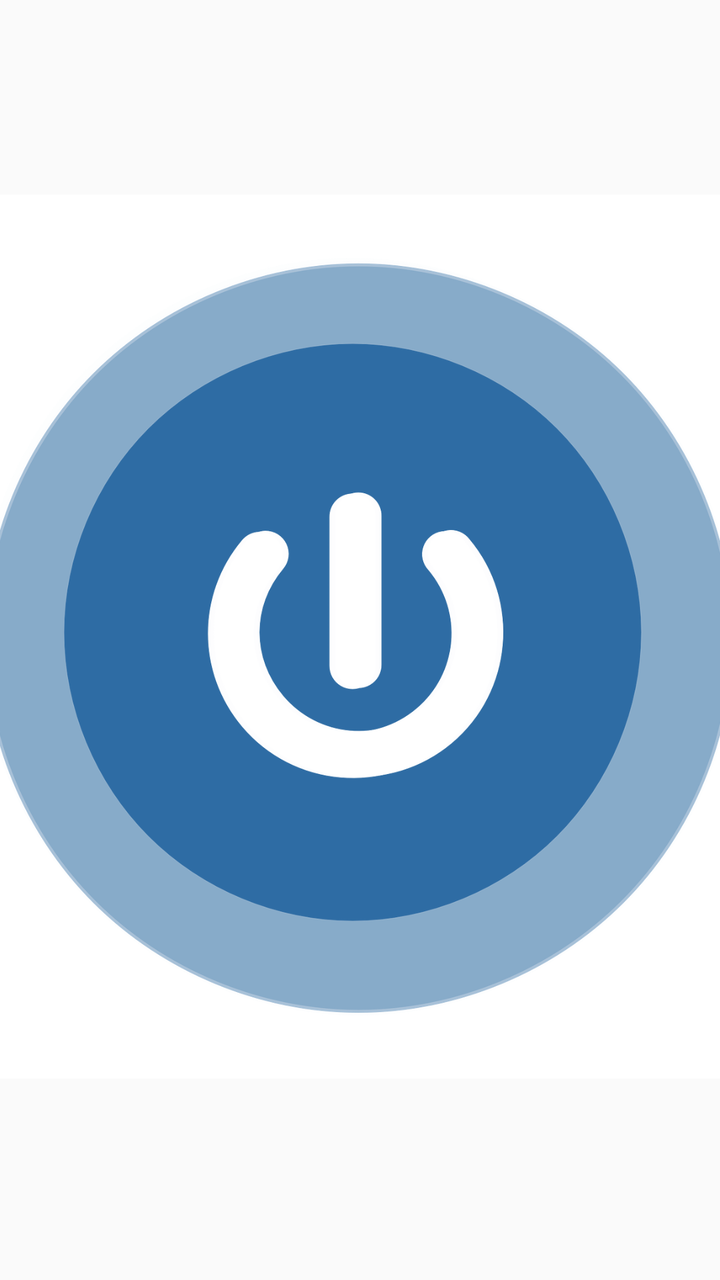
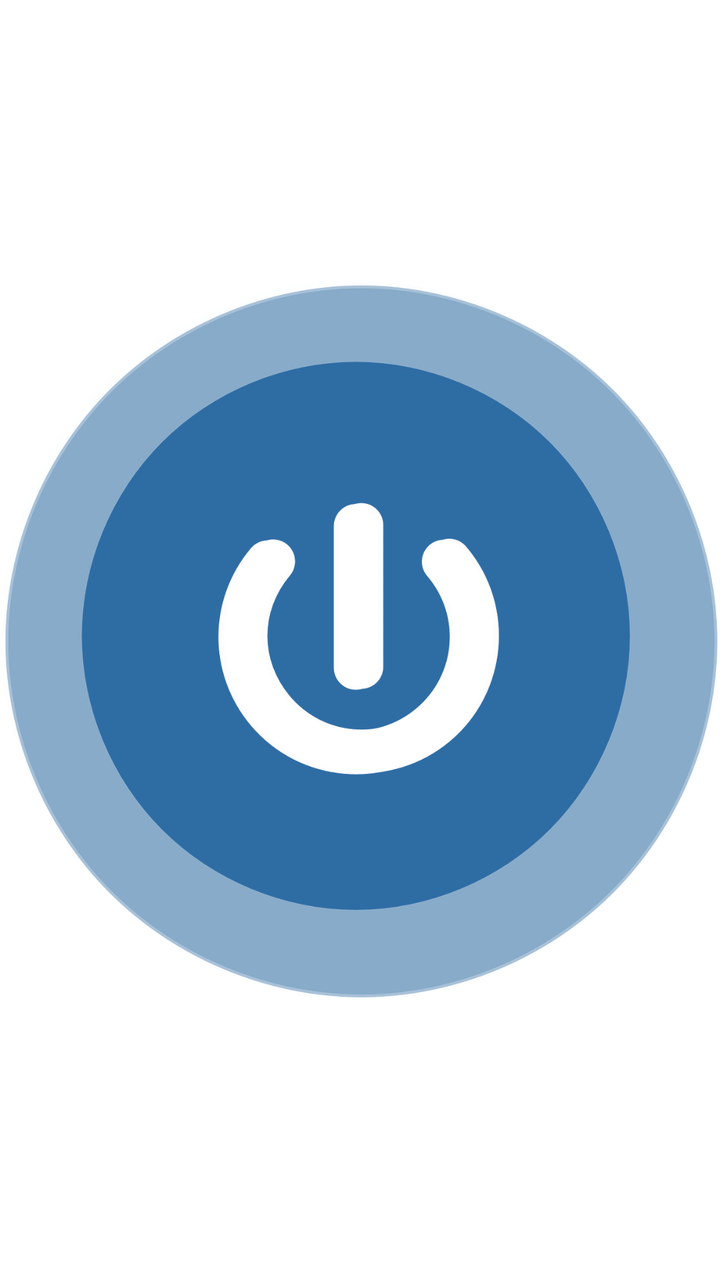

Two renders of the same Android screen: before a commit and after it. Below are the layout's source before the change and the commit's diff.
<!-- AndroidManifest.xml: application theme AppTheme -->
<!-- res/layout/activity_main.xml -->
<?xml version="1.0" encoding="utf-8"?>
<android.support.constraint.ConstraintLayout xmlns:android="http://schemas.android.com/apk/res/android"
    xmlns:app="http://schemas.android.com/apk/res-auto"
    xmlns:tools="http://schemas.android.com/tools"
    android:layout_width="match_parent"
    android:layout_height="match_parent"
    tools:context="peterson.ttu.edu.backupaids.MainActivity">

    <ImageButton
        android:id="@+id/playSound"
        android:layout_width="379dp"
        android:layout_height="442dp"
        android:adjustViewBounds="false"
        android:background="@android:color/background_light"
        android:onClick="playSound"
        android:scaleType="fitCenter"
        android:src="@drawable/power_button_blue2"
        app:layout_constraintBottom_toBottomOf="parent"
        app:layout_constraintEnd_toEndOf="parent"
        app:layout_constraintHorizontal_bias="0.6"
        app:layout_constraintLeft_toLeftOf="parent"
        app:layout_constraintRight_toRightOf="parent"
        app:layout_constraintStart_toStartOf="parent"
        app:layout_constraintTop_toTopOf="parent"
        app:layout_constraintVertical_bias="0.492" />

</android.support.constraint.ConstraintLayout>
<!-- resources referenced by this layout -->
<resources>
  <!-- drawable power_button_blue2: png bitmap (drawable, 214661 bytes) -->
  <style name="AppTheme" parent="Theme.AppCompat.Light.DarkActionBar">
          
          <item name="colorPrimary">@color/colorPrimary</item>
          <item name="colorPrimaryDark">@color/colorPrimaryDark</item>
          <item name="colorAccent">@color/colorAccent</item>
      </style>
  <color name="colorPrimary">#3F51B5</color>
  <color name="colorPrimaryDark">#303F9F</color>
  <color name="colorAccent">#FF4081</color>
</resources>

<!-- the commit's change to res/layout/activity_main.xml (unified diff, before → after) -->
@@ -8,8 +8,8 @@
 
     <ImageButton
         android:id="@+id/playSound"
-        android:layout_width="379dp"
-        android:layout_height="442dp"
+        android:layout_width="0dp"
+        android:layout_height="0dp"
         android:adjustViewBounds="false"
         android:background="@android:color/background_light"
         android:onClick="playSound"
